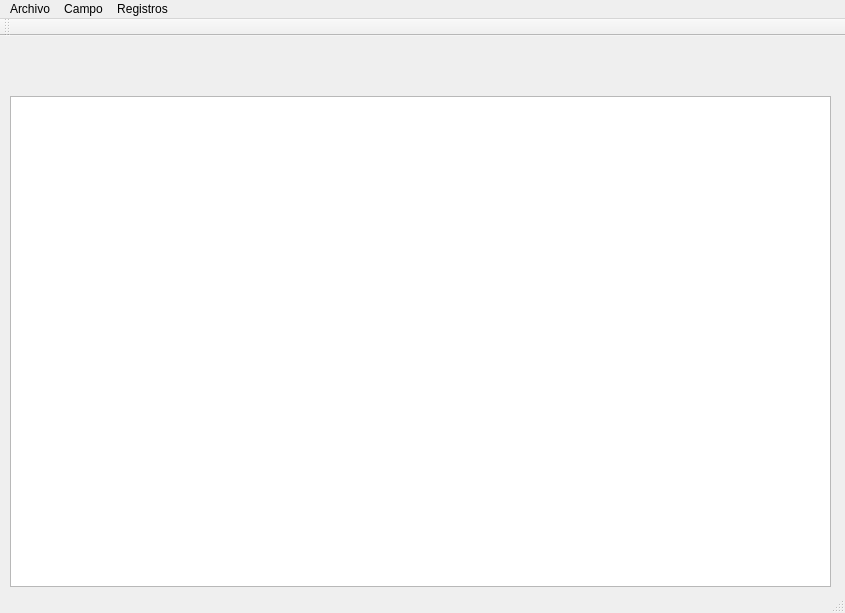
Above: OAR/mainwindow.ui from guitartsword/Proyecto-OAR before the change. Below: the same form after it.
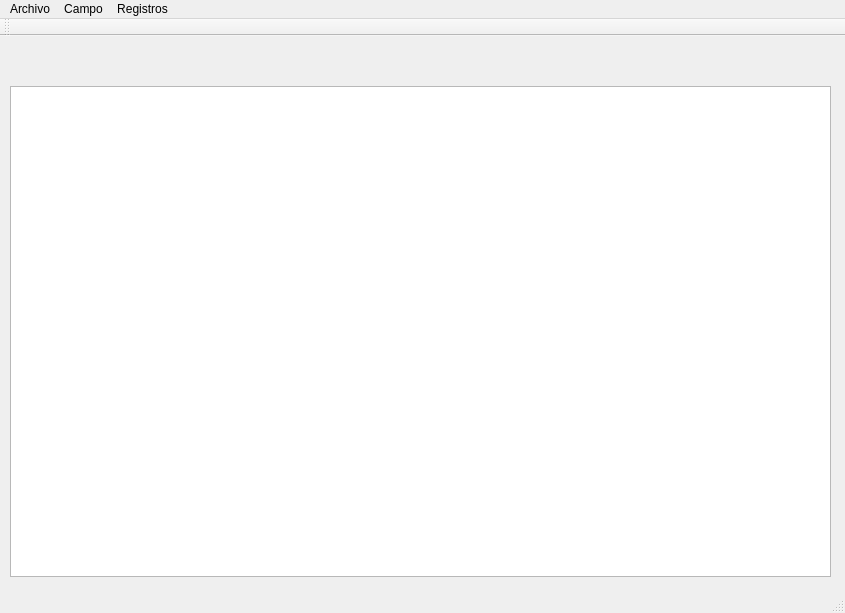
That is the form after the change.

Diff of the .ui file:
```diff
--- a/OAR/mainwindow.ui
+++ b/OAR/mainwindow.ui
@@ -18,7 +18,7 @@
     <property name="geometry">
      <rect>
       <x>10</x>
-      <y>60</y>
+      <y>50</y>
       <width>821</width>
       <height>491</height>
      </rect>
```
Left out of the diff: 20 changed lines with no effect on the pictures.
